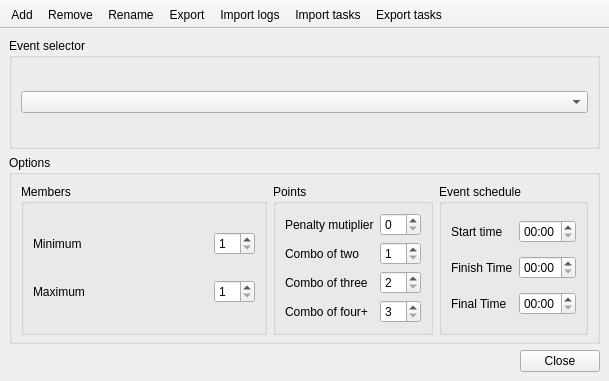
Before: the Qt Designer form gui_event.ui in FrankMamuda/ketoevent, drawn with Qt 5.
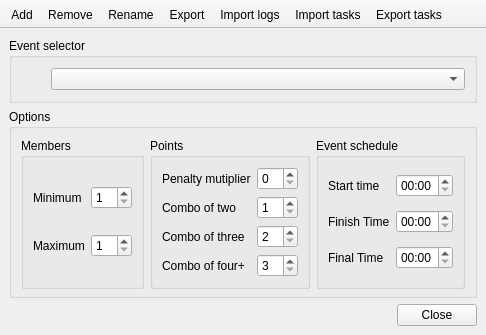
After: the same form once the commit is applied. Icons and pictures are not drawn.

```diff
--- a/gui_event.ui
+++ b/gui_event.ui
@@ -6,8 +6,8 @@
    <rect>
     <x>0</x>
     <y>0</y>
-    <width>609</width>
-    <height>381</height>
+    <width>448</width>
+    <height>333</height>
    </rect>
   </property>
   <property name="windowTitle">
@@ -27,7 +27,32 @@
       <property name="title">
        <string>Event selector</string>
       </property>
-      <layout class="QVBoxLayout" name="verticalLayout">
+      <layout class="QHBoxLayout" name="horizontalLayout_2">
+       <item>
+        <widget class="QLabel" name="label">
+         <property name="minimumSize">
+          <size>
+           <width>24</width>
+           <height>24</height>
+          </size>
+         </property>
+         <property name="maximumSize">
+          <size>
+           <width>24</width>
+           <height>24</height>
+          </size>
+         </property>
+         <property name="text">
+          <string/>
+         </property>
+         <property name="pixmap">
+          <pixmap resource="resources.qrc">:/icons/events.png</pixmap>
+         </property>
+         <property name="scaledContents">
+          <bool>true</bool>
+         </property>
+        </widget>
+       </item>
        <item>
         <widget class="QComboBox" name="eventCombo"/>
        </item>
@@ -49,7 +74,31 @@
           <string>Points</string>
          </property>
          <layout class="QGridLayout" name="pointsLayout_3">
-          <item row="3" column="1">
+          <item row="1" column="0">
+           <widget class="QLabel" name="sComboLabel">
+            <property name="text">
+             <string>Combo of two</string>
+            </property>
+           </widget>
+          </item>
+          <item row="0" column="2">
+           <widget class="QSpinBox" name="penalty">
+            <property name="toolTip">
+             <string>Penalty points for every minute past finish time</string>
+            </property>
+           </widget>
+          </item>
+          <item row="1" column="2">
+           <widget class="QSpinBox" name="sCombo">
+            <property name="toolTip">
+             <string>Points for two tasks in one picture</string>
+            </property>
+            <property name="minimum">
+             <number>1</number>
+            </property>
+           </widget>
+          </item>
+          <item row="3" column="2">
            <widget class="QSpinBox" name="dCombo">
             <property name="toolTip">
              <string>Points for three tasks in one picture</string>
@@ -59,14 +108,7 @@
             </property>
            </widget>
           </item>
-          <item row="3" column="0">
-           <widget class="QLabel" name="dComboLabel">
-            <property name="text">
-             <string>Combo of three</string>
-            </property>
-           </widget>
-          </item>
-          <item row="5" column="1">
+          <item row="5" column="2">
            <widget class="QSpinBox" name="tCombo">
             <property name="toolTip">
              <string>Points for four or more tasks in one picture</string>
@@ -83,27 +125,10 @@
             </property>
            </widget>
           </item>
-          <item row="1" column="1">
-           <widget class="QSpinBox" name="sCombo">
-            <property name="toolTip">
-             <string>Points for two tasks in one picture</string>
-            </property>
-            <property name="minimum">
-             <number>1</number>
-            </property>
-           </widget>
-          </item>
-          <item row="1" column="0">
-           <widget class="QLabel" name="sComboLabel">
+          <item row="3" column="0">
+           <widget class="QLabel" name="dComboLabel">
             <property name="text">
-             <string>Combo of two</string>
-            </property>
-           </widget>
-          </item>
-          <item row="0" column="1">
-           <widget class="QSpinBox" name="penalty">
-            <property name="toolTip">
-             <string>Penalty points for every minute past finish time</string>
+             <string>Combo of three</string>
             </property>
            </widget>
           </item>
@@ -114,6 +139,19 @@
             </property>
            </widget>
           </item>
+          <item row="0" column="1">
+           <spacer name="horizontalSpacer">
+            <property name="orientation">
+             <enum>Qt::Horizontal</enum>
+            </property>
+            <property name="sizeHint" stdset="0">
+             <size>
+              <width>40</width>
+              <height>20</height>
+             </size>
+            </property>
+           </spacer>
+          </item>
          </layout>
         </widget>
        </item>
@@ -123,14 +161,7 @@
           <string>Event schedule</string>
          </property>
          <layout class="QGridLayout" name="timeLayout_3">
-          <item row="0" column="1">
-           <widget class="QLabel" name="startTimeLabel">
-            <property name="text">
-             <string>Start time</string>
-            </property>
-           </widget>
-          </item>
-          <item row="1" column="2">
+          <item row="1" column="3">
            <widget class="QTimeEdit" name="finishTime">
             <property name="toolTip">
              <string>Time from which penalty is being calculated</string>
@@ -143,29 +174,10 @@
             </property>
            </widget>
           </item>
-          <item row="0" column="2">
-           <widget class="QTimeEdit" name="startTime">
-            <property name="toolTip">
-             <string>Start time of the event</string>
-            </property>
-            <property name="currentSection">
-             <enum>QDateTimeEdit::HourSection</enum>
-            </property>
-            <property name="displayFormat">
-             <string>HH:mm</string>
-            </property>
-           </widget>
-          </item>
-          <item row="2" column="2">
-           <widget class="QTimeEdit" name="finalTime">
-            <property name="toolTip">
-             <string>Team is disqualified after this time</string>
-            </property>
-            <property name="currentSection">
-             <enum>QDateTimeEdit::HourSection</enum>
-            </property>
-            <property name="displayFormat">
-             <string>HH:mm</string>
+          <item row="0" column="1">
+           <widget class="QLabel" name="startTimeLabel">
+            <property name="text">
+             <string>Start time</string>
             </property>
            </widget>
           </item>
@@ -183,6 +195,45 @@
             </property>
            </widget>
           </item>
+          <item row="2" column="3">
+           <widget class="QTimeEdit" name="finalTime">
+            <property name="toolTip">
+             <string>Team is disqualified after this time</string>
+            </property>
+            <property name="currentSection">
+             <enum>QDateTimeEdit::HourSection</enum>
+            </property>
+            <property name="displayFormat">
+             <string>HH:mm</string>
+            </property>
+           </widget>
+          </item>
+          <item row="0" column="3">
+           <widget class="QTimeEdit" name="startTime">
+            <property name="toolTip">
+             <string>Start time of the event</string>
+            </property>
+            <property name="currentSection">
+             <enum>QDateTimeEdit::HourSection</enum>
+            </property>
+            <property name="displayFormat">
+             <string>HH:mm</string>
+            </property>
+           </widget>
+          </item>
+          <item row="0" column="2">
+           <spacer name="horizontalSpacer_4">
+            <property name="orientation">
+             <enum>Qt::Horizontal</enum>
+            </property>
+            <property name="sizeHint" stdset="0">
+             <size>
+              <width>40</width>
+              <height>20</height>
+             </size>
+            </property>
+           </spacer>
+          </item>
          </layout>
         </widget>
        </item>
@@ -239,19 +290,6 @@
             </property>
            </spacer>
           </item>
-          <item row="2" column="1">
-           <spacer name="horizontalSpacer">
-            <property name="orientation">
-             <enum>Qt::Horizontal</enum>
-            </property>
-            <property name="sizeHint" stdset="0">
-             <size>
-              <width>40</width>
-              <height>20</height>
-             </size>
-            </property>
-           </spacer>
-          </item>
          </layout>
         </widget>
        </item>
```
Left out of the diff: 18 changed lines with no effect on the pictures.
